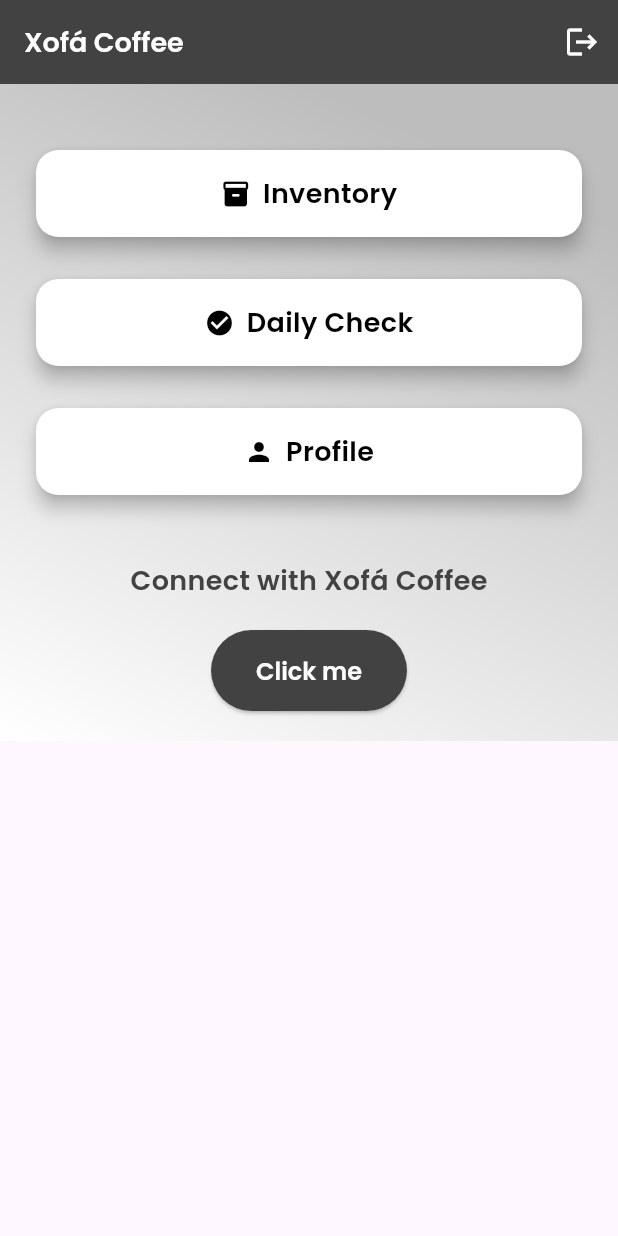
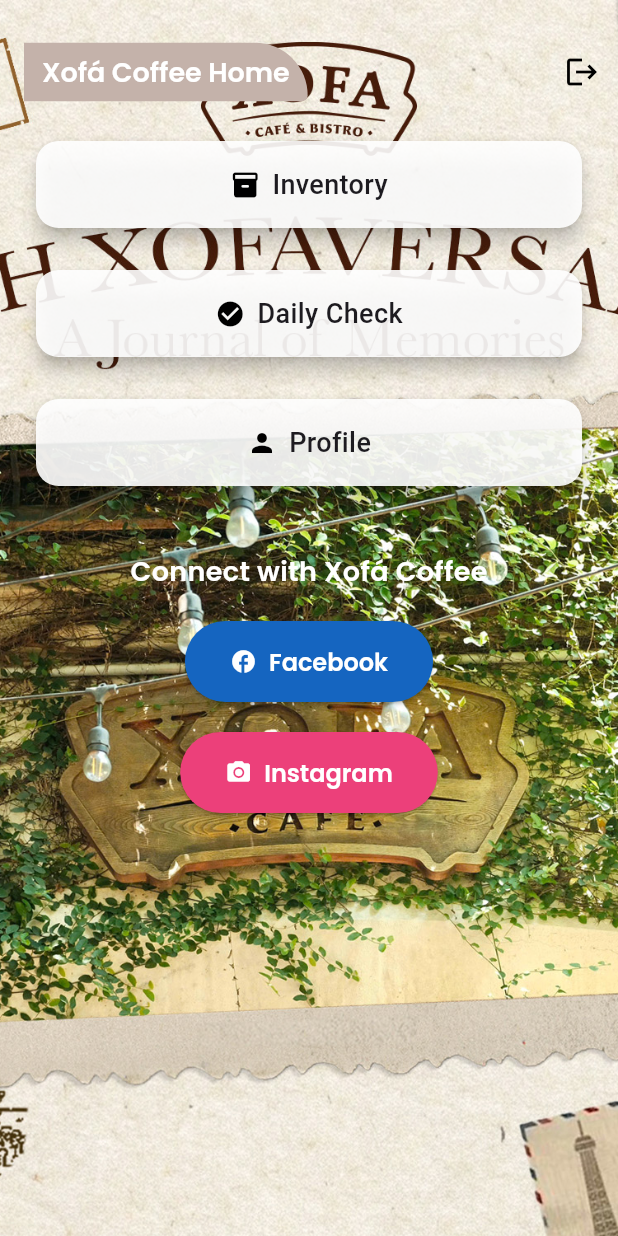
Before and after one commit to lilMatthew/MobileProjectBanking, a Flutter app: the Home screen opened directly, on a phone screen of 412 x 824 dp. Run offline on Flutter 3.47's test engine with Material 3 defaults, Android fonts, the light colour scheme and no system bars; our stand-ins replace animated_splash_screen, cloud_firestore, csv, curved_navigation_bar, firebase_auth, firebase_core and 3 more; missing offline and left inert: dart:ffi, dart:js_interop; accounts and stored records are empty.

Commit message:
update UI/UX

```diff
--- a/lib/screen/home.dart
+++ b/lib/screen/home.dart
@@ -6,6 +6,8 @@
 import 'inventory_screen.dart';
 import 'daily_check_screen.dart';
 import 'profile_screen.dart';
+import 'package:url_launcher/url_launcher.dart';
+
 
 class Home extends StatefulWidget {
   const Home({super.key});
@@ -22,10 +24,61 @@
   @override
   Widget build(BuildContext context) {
     return Scaffold(
-      appBar: AppBar(
+      // appBar: AppBar(
+      //   automaticallyImplyLeading: false,
+      //   title: Text(
+      //     'Xofá Coffee',
+      //     style: TextStyle(
+      //       fontFamily: 'Poppins',
+      //       fontSize: 18.0,
+      //       fontWeight: FontWeight.bold,
+      //       color: Colors.white,
+      //     ),
+      //   ),
+      //   backgroundColor: Colors.grey[800],
+      //   actions: [
+      //     IconButton(
+      //       icon: Icon(Icons.logout, color: Colors.white),
+      //       onPressed: () {
+      //         Navigator.pushReplacement(
+      //           context,
+      //           MaterialPageRoute(builder: (context) => Login()),
+      //         );
+      //       },
+      //     ),
+      //   ],
+      // ),
+      body: Stack(
+        children: [
+          // Ảnh nền
+          Positioned.fill(
+            child: Container(
+              decoration: BoxDecoration(
+                image: DecorationImage(
+                  image: AssetImage("images/xf_bangTin2.jpg"),
+                  fit: BoxFit.cover,
+                ),
+              ),
+            ),
+          ),
+          // Header tùy chỉnh
+          Positioned(
+            top: 20,
+            left: 0,
+            right: 0,
+            child: AppBar(
               automaticallyImplyLeading: false,
-        title: Text(
-          'Xofá Coffee',
+              title: Container(
+                padding: EdgeInsets.symmetric(horizontal: 12.0, vertical: 8.0),
+                decoration: BoxDecoration(
+                  color: Color.fromARGB(255, 196, 178, 170),
+                  borderRadius: BorderRadius.only(
+                    topRight: Radius.circular(90.0),
+                    bottomRight: Radius.circular(10.0),
+                  ),
+                ),
+                child: Text(
+                  'Xofá Coffee Home',
                   style: TextStyle(
                     fontFamily: 'Poppins',
                     fontSize: 18.0,
@@ -33,10 +86,12 @@
                     color: Colors.white,
                   ),
                 ),
-        backgroundColor: Colors.grey[800],
+              ),
+              backgroundColor: Colors.transparent,
+              elevation: 0,
               actions: [
                 IconButton(
-            icon: Icon(Icons.logout, color: Colors.white),
+                  icon: Icon(Icons.logout, color: Colors.black),
                   onPressed: () {
                     Navigator.pushReplacement(
                       context,
@@ -46,40 +101,29 @@
                 ),
               ],
             ),
-      body: Stack(
-        children: [
-          SingleChildScrollView(
-            child: Container(
-              decoration: BoxDecoration(
-                gradient: LinearGradient(
-                  colors: [Colors.grey[400]!, Colors.white],
-                  begin: Alignment.topCenter,
-                  end: Alignment.bottomLeft,
           ),
-              ),
-              padding: EdgeInsets.all(20.0),
+          // Nội dung chính
+          Positioned.fill(
+            child: Padding(
+              padding: const EdgeInsets.symmetric(horizontal: 20.0, vertical: 40.0),
               child: Column(
                 crossAxisAlignment: CrossAxisAlignment.center,
                 children: [
-                  SizedBox(height: 20.0),
+                  SizedBox(height: 50.0),
+                  // Inventory Button
                   GestureDetector(
                     onTap: () {
                       Navigator.push(
                         context,
                         MaterialPageRoute(builder: (context) => InventoryScreen()),
                       );
-                      setState(() {
-                        inventory = true;
-                        dailyCheck = false;
-                        profile = false;
-                      });
                     },
                     child: Card(
                       elevation: 5,
                       shape: RoundedRectangleBorder(
                         borderRadius: BorderRadius.circular(15.0),
                       ),
-                      color: inventoryColor,
+                      color: Colors.white.withOpacity(0.9),
                       child: Padding(
                         padding: const EdgeInsets.all(16.0),
                         child: Row(
@@ -87,31 +131,27 @@
                           children: [
                             Icon(Icons.inventory_2_rounded, size: 20.0, color: Colors.black),
                             SizedBox(width: 8.0),
-                            Text('Inventory', style: AppWidget.boldTextFieildStyle()),
+                            Text('Inventory', style: TextStyle(fontSize: 18.0, fontWeight: FontWeight.w500)),
                           ],
                         ),
                       ),
                     ),
                   ),
                   SizedBox(height: 20.0),
+                  // Daily Check Button
                   GestureDetector(
                     onTap: () {
                       Navigator.push(
                         context,
                         MaterialPageRoute(builder: (context) => DailyCheckScreen()),
                       );
-                      setState(() {
-                        inventory = false;
-                        dailyCheck = true;
-                        profile = false;
-                      });
                     },
                     child: Card(
                       elevation: 5,
                       shape: RoundedRectangleBorder(
                         borderRadius: BorderRadius.circular(15.0),
                       ),
-                      color: dailyCheckColor,
+                      color: Colors.white.withOpacity(0.9),
                       child: Padding(
                         padding: const EdgeInsets.all(16.0),
                         child: Row(
@@ -119,31 +159,22 @@
                           children: [
                             Icon(Icons.check_circle, size: 20.0, color: Colors.black),
                             SizedBox(width: 8.0),
-                            Text('Daily Check', style: AppWidget.boldTextFieildStyle()),
+                            Text('Daily Check', style: TextStyle(fontSize: 18.0, fontWeight: FontWeight.w500)),
                           ],
                         ),
                       ),
                     ),
                   ),
                   SizedBox(height: 20.0),
+                  // Profile Button
                   GestureDetector(
-                    onTap: () {
-                      Navigator.push(
-                        context,
-                        MaterialPageRoute(builder: (context) => Profile()),
-                      );
-                      setState(() {
-                        inventory = false;
-                        dailyCheck = false;
-                        profile = true;
-                      });
-                    },
+
                     child: Card(
                       elevation: 5,
                       shape: RoundedRectangleBorder(
                         borderRadius: BorderRadius.circular(15.0),
                       ),
-                      color: profileColor,
+                      color: Colors.white.withOpacity(0.9),
                       child: Padding(
                         padding: const EdgeInsets.all(16.0),
                         child: Row(
@@ -151,7 +182,7 @@
                           children: [
                             Icon(Icons.person, size: 20.0, color: Colors.black),
                             SizedBox(width: 8.0),
-                            Text('Profile', style: AppWidget.boldTextFieildStyle()),
+                            Text('Profile', style: TextStyle(fontSize: 18.0, fontWeight: FontWeight.w500)),
                           ],
                         ),
                       ),
@@ -164,24 +195,61 @@
                       fontFamily: 'Poppins',
                       fontSize: 18.0,
                       fontWeight: FontWeight.w500,
-                      color: Colors.grey[800],
+                      color: Colors.white,
+                    ),
+                  ),
+                  SizedBox(height: 20.0),
+                  // Thay thế phần ElevatedButton
+                  Column(
+                    children: [
+                      ElevatedButton(
+                        onPressed: () async {
+                          const facebookUrl = 'https://www.facebook.com/xofacafe?__tn__=%3C';
+                          if (await canLaunchUrl(Uri.parse(facebookUrl))) {
+                            await launchUrl(Uri.parse(facebookUrl));
+                          } else {
+                            throw 'Could not launch $facebookUrl';
+                          }
+                        },
+                        child: Row(
+                          mainAxisSize: MainAxisSize.min,
+                          children: [
+                            Icon(Icons.facebook, color: Colors.white),
+                            SizedBox(width: 8.0),
+                            Text('Facebook'),
+                          ],
+                        ),
+                        style: ElevatedButton.styleFrom(
+                          backgroundColor: Colors.blue[800],
+                          foregroundColor: Colors.white,
+                          padding: EdgeInsets.symmetric(horizontal: 30.0, vertical: 15.0),
+                          textStyle: TextStyle(
+                            fontFamily: 'Poppins',
+                            fontSize: 16.0,
+                            fontWeight: FontWeight.w500,
+                          ),
                         ),
                       ),
                       SizedBox(height: 20.0),
                       ElevatedButton(
-                    onPressed: () {
-                      setState(() {
-                        showAnimation = true;
-                      });
-                      Future.delayed(Duration(seconds: 2), () {
-                        setState(() {
-                          showAnimation = false;
-                        });
-                      });
+                        onPressed: () async {
+                          const instagramUrl = 'https://www.instagram.com/xofacafe';
+                          if (await canLaunchUrl(Uri.parse(instagramUrl))) {
+                            await launchUrl(Uri.parse(instagramUrl));
+                          } else {
+                            throw 'Could not launch $instagramUrl';
+                          }
                         },
-                    child: Text('Click me'),
+                        child: Row(
+                          mainAxisSize: MainAxisSize.min,
+                          children: [
+                            Icon(Icons.camera_alt, color: Colors.white),
+                            SizedBox(width: 8.0),
+                            Text('Instagram'),
+                          ],
+                        ),
                         style: ElevatedButton.styleFrom(
-                      backgroundColor: Colors.grey[800],
+                          backgroundColor: Colors.pink[400],
                           foregroundColor: Colors.white,
                           padding: EdgeInsets.symmetric(horizontal: 30.0, vertical: 15.0),
                           textStyle: TextStyle(
@@ -193,18 +261,15 @@
                       ),
                     ],
                   ),
+                ],
+              ),
             ),
           ),
           if (showAnimation)
             Center(
               child: Container(
                 color: Colors.black.withOpacity(0.5),
-                child: Lottie.asset(
-                  'images/animation/Animation - 1734541937476.json',
-                  width: MediaQuery.of(context).size.width,
-                  height: MediaQuery.of(context).size.height/0.5,
-                  fit: BoxFit.fill,
-                ),
+                child: CircularProgressIndicator(), // Hoặc thay bằng Lottie nếu muốn
               ),
             ),
         ],
--- a/pubspec.yaml
+++ b/pubspec.yaml
@@ -47,7 +47,7 @@
   mailer: ^6.3.0
   googleapis: ^12.0.0
   googleapis_auth: ^1.4.1
-
+  url_launcher: ^6.1.7
 
   # The following adds the Cupertino Icons font to your application.
   # Use with the CupertinoIcons class for iOS style icons.
```
Also changed, not shown: lib/screen/inventory_screen.dart (+51 -21 lines), pubspec.lock. Lines whose indentation alone changed are shown as unchanged.
